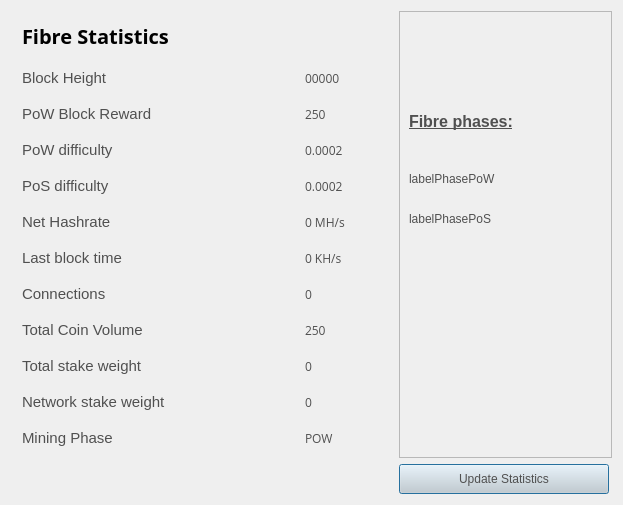
Before: the Qt Designer form src/qt/forms/statisticspage.ui in ocminer/fibre, drawn with Qt 5.
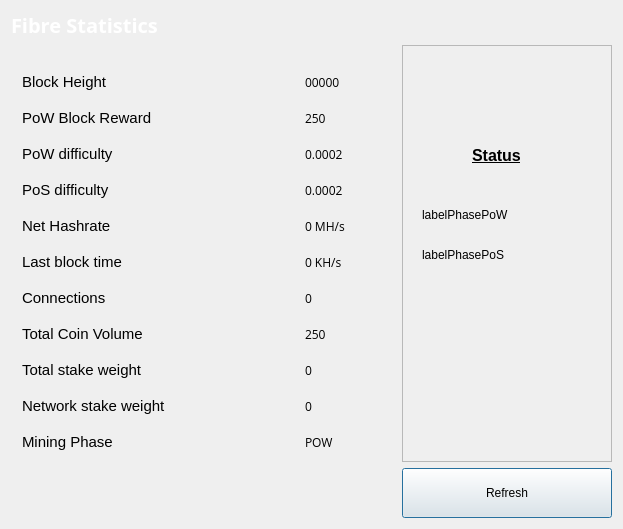
After: the same form once the commit is applied. Icons and pictures are not drawn.

The edit to the form file:
```diff
--- a/src/qt/forms/statisticspage.ui
+++ b/src/qt/forms/statisticspage.ui
@@ -10,21 +10,287 @@
     <x>0</x>
     <y>0</y>
     <width>623</width>
-    <height>505</height>
+    <height>529</height>
    </rect>
   </property>
   <property name="windowTitle">
    <string>Digging</string>
   </property>
   <property name="styleSheet">
-   <string notr="true">color:#505050;
-font-family:'Open Sans,sans-serif';</string>
+   <string notr="true">QProgressBar {
+        background-color: #333333;
+        border-radius: 6px;
+        text-align: center;
+        color: white;
+}
+
+QProgressBar::chunk {
+        background: QLinearGradient(x1: 0, y1: 0, x2: 1, y2: 0, stop: 0 #e86941, stop: 1 #e8694f);
+        border-radius: 6px; margin: 0px;
+}
+
+QScrollArea {
+        border-radius: 6px;
+        border-width: 0;
+        border-style: none;
+        padding: 8px;
+        background-color: #111;
+        color: white;
+}
+
+QFormLayout {
+        border-radius: 6px;
+        border-width: 0;
+        border-style: none;
+        padding: 8px;
+        background-color: #111;
+        color: white;
+}
+
+QSpinBox {
+        border-radius: 4px;
+        border-width: 0;
+        border-style: none;
+        padding: 8px;
+        background-color: #111;
+        color: white;
+}
+
+QCheckBox {
+        border-radius: 4px;
+        border-width: 0;
+        border-style: none;
+        padding: 8px;
+        background-color: #111;
+        color: white;
+}
+QVBoxLayout {
+        border-radius: 6px;
+        border-width: 0;
+        border-style: none;
+        padding: 8px;
+        background-color: #111;
+        color: white;
+}
+
+QDialog, QMainWindow, QFrame {
+	color: white;
+        background-color: #111;
+	border: none;
+        border-radius: 6px;
+}
+
+
+QMenu {
+	background-color: #333333; color: white;
+}
+
+QLabel {
+	background-color: transparent;
+}
+
+QCheckBox {
+    color: white;
+}
+
+QFrame#central { background-color: #333333; border: none }
+QFrame#frame, QFrame#frame_2, QFrame#frame_3 {
+	background-color: #111;
+	border-style: plain;
+	border-width: 2px;
+	border-radius: 6px;
+	border-color: #111;
+	min-width: 10em;
+	padding: 6px;
+}
+QLabel[openExternalLinks=true], QHeaderView { color: #aaaaaa }
+QLabel[openExternalLinks=false] { color: white; font-weight: normal }
+QPushButton, QToolButton {
+	border: 4px solid #111;
+	border-radius: 12px;
+	background-color: #111;
+	color: white;
+	padding: 6px;
+	margin: 6px;
+}
+QPushButton:pressed, QToolButton:checked {
+	color: #e86941;
+}
+QPushButton:pressed, QToolButton:pressed {
+	border-color: #e86941;
+	color: #aaaaaa;
+}
+QPushButton:disabled, QToolButton:disabled {
+	color: #444;
+	background-color: #222;
+}
+
+
+#scrollAreaWidgetContents QToolButton {
+	border-radius: 8px;
+	border-width: 0px;
+}
+
+/* the background-color is overridden to transparent for mac os x 
+   due to the entire toolbar area not being drawable in a regular
+   QMainWindow
+*/
+QToolBar { background: #333333; border: 0px solid black; padding: 3px; }
+
+QToolBar::handle { image: url(handle.png); }
+QStatusBar { background: #333333; }
+QMenuBar { background: #333333; }
+QMenuBar::item { background: #333333; color: white; }
+
+#scrollAreaWidgetContents { background: #222 }
+#scrollAreaWidgetContents &gt; QFrame { background-color: #222; border-width: 0px; border-style: none; }
+
+QLineEdit {
+	border-radius: 6px;
+	border-width: 2px;
+	border-color: #222;
+	padding: 8px;
+	background-color: #111;
+	color: white;
+}
+
+QComboBox {
+	border-radius: 6px;
+	border-width: 0;
+	border-style: none;
+	padding: 8px;
+	background-color: #111;
+	color: white;
+}
+
+QComboBox::drop-down {
+	border-width: 0;
+	border-style: none;
+	background-color: #111;
+	color: white;
+}
+
+QTableView {
+	background: #111;
+	color: white;
+	border-style: none;
+	selection-background-color: #aaaaaa;
+    alternate-background-color: #222;
+	selection-color: #111;
+	border: 0px solid black;
+}
+
+QHeaderView { color: #aaaaaa; background-color: #111; background-image: none; }
+QHeaderView::section { color: #aaaaaa; background-color: #222; }
+QHeaderView::section:checked { background-color: #111; }
+
+QTabWidget {
+	background: #111;
+}
+
+ QTabWidget::pane {
+     border-top: 2px solid #111;
+     border: 4px solid #111;
+     border-bottom-left-radius: 8px;
+     border-bottom-right-radius: 8px;
+     border-top-right-radius: 8px;
+	background: #111;
+ }
+
+ QTabWidget::tab-bar {
+     left: 5px; /* move to the right by 5px */
+ }
+
+ /* Style the tab using the tab sub-control. Note that
+     it reads QTabBar _not_ QTabWidget */
+ QTabBar::tab {
+     background: #111;
+     border: 4px solid #222;
+     border-bottom-color: #111; /* same as the pane color */
+     border-top-left-radius: 4px;
+     border-top-right-radius: 4px;
+     min-width: 8ex;
+     padding: 4px;
+     color: #888;
+ }
+
+ QTabBar::tab:selected, QTabBar::tab:hover {
+     color: #aaaaaa
+ }
+
+ QTabBar::tab:selected {
+     border-color: #111; /* same as pane color */
+     border-top-color: #aaaaaa;
+ }
+
+ QTabBar::tab:!selected {
+     margin-top: 2px; /* make non-selected tabs look smaller */
+ }
+
+ /* make use of negative margins for overlapping tabs */
+ QTabBar::tab:selected {
+     /* expand/overlap to the left and right by 4px */
+     margin-left: -4px;
+     margin-right: -4px;
+ }
+
+ QTabBar::tab:first:selected {
+     margin-left: 0; /* the first selected tab has nothing to overlap with on the left */
+ }
+
+ QTabBar::tab:last:selected {
+     margin-right: 0; /* the last selected tab has nothing to overlap with on the right */
+ }
+
+ QTabBar::tab:only-one {
+     margin: 0; /* if there is only one tab, we don't want overlapping margins */
+ }
+
+
+</string>
   </property>
   <layout class="QGridLayout" name="gridLayout">
    <property name="sizeConstraint">
     <enum>QLayout::SetMaximumSize</enum>
    </property>
-   <item row="1" column="0">
+   <item row="2" column="1">
+    <widget class="QPushButton" name="startButton">
+     <property name="sizePolicy">
+      <sizepolicy hsizetype="Fixed" vsizetype="Preferred">
+       <horstretch>0</horstretch>
+       <verstretch>0</verstretch>
+      </sizepolicy>
+     </property>
+     <property name="minimumSize">
+      <size>
+       <width>210</width>
+       <height>50</height>
+      </size>
+     </property>
+     <property name="styleSheet">
+      <string notr="true"/>
+     </property>
+     <property name="text">
+      <string>Refresh</string>
+     </property>
+     <property name="default">
+      <bool>true</bool>
+     </property>
+    </widget>
+   </item>
+   <item row="0" column="0">
+    <widget class="QLabel" name="label_5">
+     <property name="font">
+      <font>
+       <family>Open Sans,sans-serif</family>
+      </font>
+     </property>
+     <property name="text">
+      <string>&lt;html&gt;&lt;head/&gt;&lt;body&gt;&lt;p&gt;&lt;span style=&quot; font-size:20px; font-weight:600; color:#ffffff;&quot;&gt;Fibre Statistics&lt;/span&gt;&lt;/p&gt;&lt;/body&gt;&lt;/html&gt;</string>
+     </property>
+    </widget>
+   </item>
+   <item row="2" column="0">
     <spacer name="verticalSpacer">
      <property name="orientation">
       <enum>Qt::Vertical</enum>
@@ -37,11 +303,11 @@
      </property>
     </spacer>
    </item>
-   <item row="0" column="1">
+   <item row="1" column="1">
     <widget class="QFrame" name="frame">
      <property name="minimumSize">
       <size>
-       <width>213</width>
+       <width>146</width>
        <height>0</height>
       </size>
      </property>
@@ -54,23 +320,23 @@
      <widget class="QLabel" name="label">
       <property name="geometry">
        <rect>
-        <x>10</x>
+        <x>70</x>
         <y>70</y>
-        <width>191</width>
+        <width>71</width>
         <height>81</height>
        </rect>
       </property>
       <property name="text">
-       <string>&lt;html&gt;&lt;head/&gt;&lt;body&gt;&lt;p&gt;&lt;span style=&quot; font-size:12pt; font-weight:600; text-decoration: underline;&quot;&gt;Fibre phases:&lt;/span&gt;&lt;/p&gt;&lt;/body&gt;&lt;/html&gt;</string>
+       <string>&lt;html&gt;&lt;head/&gt;&lt;body&gt;&lt;p&gt;&lt;span style=&quot; font-size:12pt; font-weight:600; text-decoration: underline;&quot;&gt;Status&lt;/span&gt;&lt;/p&gt;&lt;/body&gt;&lt;/html&gt;</string>
       </property>
      </widget>
      <widget class="QLabel" name="labelPhasePoW">
       <property name="geometry">
        <rect>
-        <x>10</x>
+        <x>20</x>
         <y>160</y>
-        <width>191</width>
-        <height>16</height>
+        <width>181</width>
+        <height>20</height>
        </rect>
       </property>
       <property name="text">
@@ -80,10 +346,10 @@
      <widget class="QLabel" name="labelPhasePoS">
       <property name="geometry">
        <rect>
-        <x>10</x>
+        <x>20</x>
         <y>200</y>
-        <width>191</width>
-        <height>16</height>
+        <width>181</width>
+        <height>20</height>
        </rect>
       </property>
       <property name="text">
@@ -92,55 +358,13 @@
      </widget>
     </widget>
    </item>
-   <item row="0" column="0">
+   <item row="1" column="0">
     <widget class="QFrame" name="gridFrame_2">
+     <property name="styleSheet">
+      <string notr="true"/>
+     </property>
      <layout class="QGridLayout" name="gridLayout_4">
-      <item row="1" column="0">
-       <layout class="QHBoxLayout" name="horizontalLayout_4">
-        <property name="spacing">
-         <number>7</number>
-        </property>
-        <item>
-         <widget class="QLabel" name="label_5">
-          <property name="font">
-           <font>
-            <family>Open Sans,sans-serif</family>
-           </font>
-          </property>
-          <property name="text">
-           <string>&lt;html&gt;&lt;head/&gt;&lt;body&gt;&lt;p&gt;&lt;span style=&quot; font-size:20px; font-weight:600; color:#000000;&quot;&gt;Fibre Statistics&lt;/span&gt;&lt;/p&gt;&lt;/body&gt;&lt;/html&gt;</string>
-          </property>
-         </widget>
-        </item>
-        <item>
-         <spacer name="horizontalSpacer_2">
-          <property name="orientation">
-           <enum>Qt::Horizontal</enum>
-          </property>
-          <property name="sizeHint" stdset="0">
-           <size>
-            <width>40</width>
-            <height>20</height>
-           </size>
-          </property>
-         </spacer>
-        </item>
-       </layout>
-      </item>
       <item row="2" column="0">
-       <spacer name="verticalSpacer_2">
-        <property name="orientation">
-         <enum>Qt::Vertical</enum>
-        </property>
-        <property name="sizeHint" stdset="0">
-         <size>
-          <width>20</width>
-          <height>40</height>
-         </size>
-        </property>
-       </spacer>
-      </item>
-      <item row="3" column="0">
        <layout class="QFormLayout" name="formLayout_2">
         <property name="fieldGrowthPolicy">
          <enum>QFormLayout::FieldsStayAtSizeHint</enum>
@@ -382,34 +606,22 @@
         </item>
        </layout>
       </item>
+      <item row="1" column="0">
+       <spacer name="verticalSpacer_2">
+        <property name="orientation">
+         <enum>Qt::Vertical</enum>
+        </property>
+        <property name="sizeHint" stdset="0">
+         <size>
+          <width>20</width>
+          <height>40</height>
+         </size>
+        </property>
+       </spacer>
+      </item>
      </layout>
     </widget>
    </item>
-   <item row="1" column="1">
-    <widget class="QPushButton" name="startButton">
-     <property name="sizePolicy">
-      <sizepolicy hsizetype="Fixed" vsizetype="Fixed">
-       <horstretch>0</horstretch>
-       <verstretch>0</verstretch>
-      </sizepolicy>
-     </property>
-     <property name="minimumSize">
-      <size>
-       <width>210</width>
-       <height>30</height>
-      </size>
-     </property>
-     <property name="styleSheet">
-      <string notr="true">background:lightgrey;</string>
-     </property>
-     <property name="text">
-      <string>Update Statistics</string>
-     </property>
-     <property name="default">
-      <bool>true</bool>
-     </property>
-    </widget>
-   </item>
   </layout>
  </widget>
  <layoutdefault spacing="6" margin="11"/>
```
